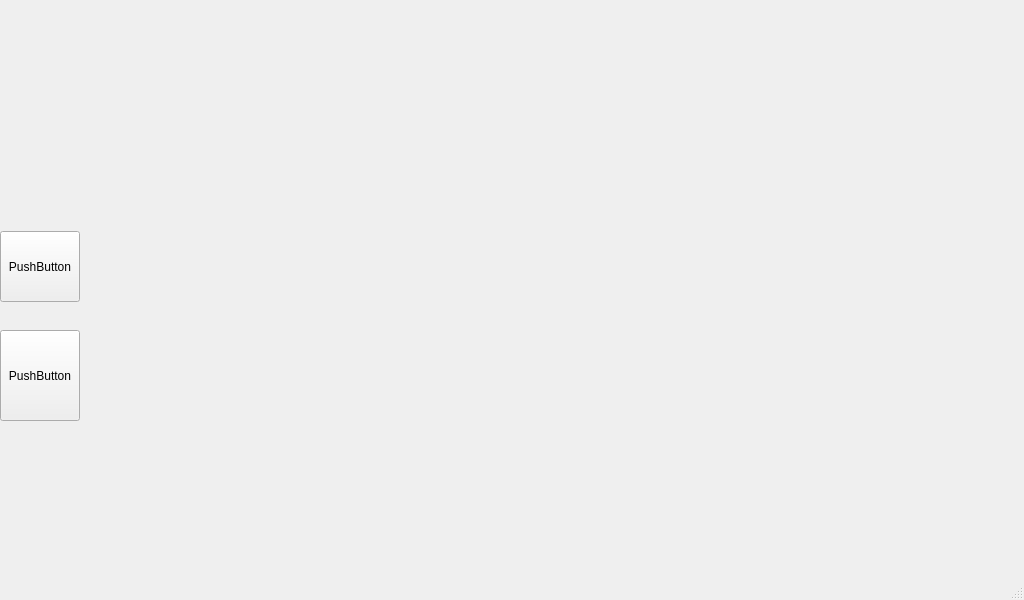
This is SpineToAttachUI/mainwindow.ui in ysw502320030/ui_demo as Qt 5 draws it before an edit. The edited form follows.
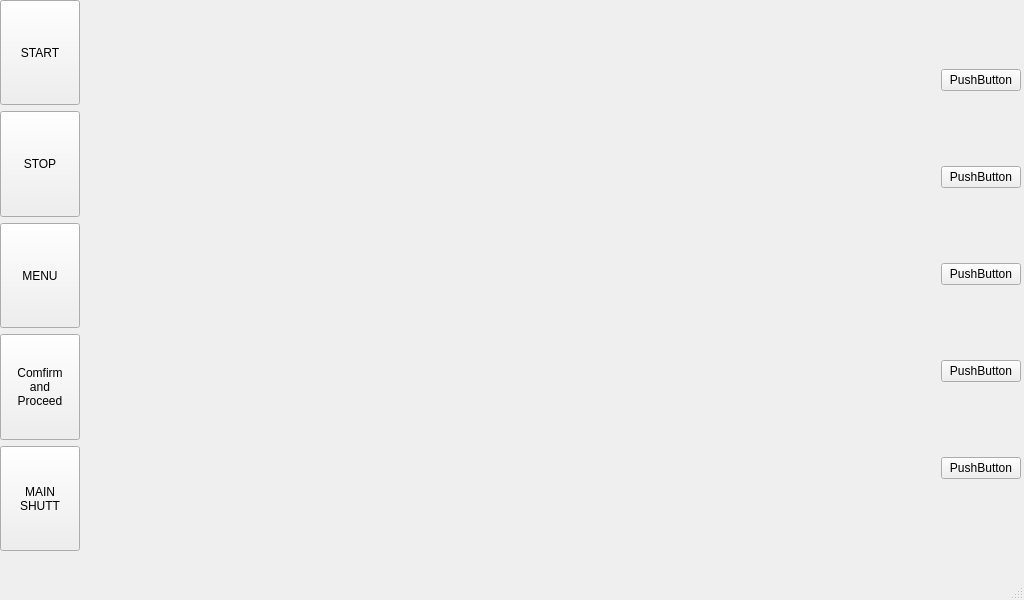
This is the edited form.

The edit to the form file:
```diff
--- a/SpineToAttachUI/mainwindow.ui
+++ b/SpineToAttachUI/mainwindow.ui
@@ -11,7 +11,7 @@
    </rect>
   </property>
   <property name="sizePolicy">
-   <sizepolicy hsizetype="Preferred" vsizetype="Expanding">
+   <sizepolicy hsizetype="Preferred" vsizetype="Preferred">
     <horstretch>0</horstretch>
     <verstretch>0</verstretch>
    </sizepolicy>
@@ -20,44 +20,151 @@
    <string>MainWindow</string>
   </property>
   <widget class="QWidget" name="centralwidget">
-   <widget class="QStackedWidget" name="stackedWidget">
+   <widget class="QWidget" name="horizontalLayoutWidget">
     <property name="geometry">
      <rect>
-      <x>89</x>
-      <y>-2</y>
-      <width>930</width>
-      <height>581</height>
-     </rect>
-    </property>
-    <property name="currentIndex">
-     <number>-1</number>
-    </property>
-   </widget>
-   <widget class="QPushButton" name="pushButton">
-    <property name="geometry">
-     <rect>
       <x>0</x>
-      <y>231</y>
-      <width>80</width>
-      <height>71</height>
+      <y>0</y>
+      <width>1021</width>
+      <height>551</height>
      </rect>
     </property>
-    <property name="text">
-     <string>PushButton</string>
-    </property>
-   </widget>
-   <widget class="QPushButton" name="pushButton_2">
-    <property name="geometry">
-     <rect>
-      <x>0</x>
-      <y>330</y>
-      <width>80</width>
-      <height>91</height>
-     </rect>
-    </property>
-    <property name="text">
-     <string>PushButton</string>
-    </property>
+    <layout class="QHBoxLayout" name="horizontalLayout_2">
+     <item>
+      <layout class="QVBoxLayout" name="verticalLayout">
+       <property name="sizeConstraint">
+        <enum>QLayout::SetMinimumSize</enum>
+       </property>
+       <item>
+        <widget class="QPushButton" name="pushButton_start">
+         <property name="sizePolicy">
+          <sizepolicy hsizetype="Minimum" vsizetype="Preferred">
+           <horstretch>0</horstretch>
+           <verstretch>0</verstretch>
+          </sizepolicy>
+         </property>
+         <property name="text">
+          <string>START</string>
+         </property>
+        </widget>
+       </item>
+       <item>
+        <widget class="QPushButton" name="pushButton">
+         <property name="sizePolicy">
+          <sizepolicy hsizetype="Minimum" vsizetype="Preferred">
+           <horstretch>0</horstretch>
+           <verstretch>0</verstretch>
+          </sizepolicy>
+         </property>
+         <property name="text">
+          <string>STOP</string>
+         </property>
+        </widget>
+       </item>
+       <item>
+        <widget class="QPushButton" name="pushButton_menu">
+         <property name="sizePolicy">
+          <sizepolicy hsizetype="Minimum" vsizetype="Preferred">
+           <horstretch>0</horstretch>
+           <verstretch>0</verstretch>
+          </sizepolicy>
+         </property>
+         <property name="text">
+          <string>MENU</string>
+         </property>
+        </widget>
+       </item>
+       <item>
+        <widget class="QPushButton" name="pushButton_CFM">
+         <property name="sizePolicy">
+          <sizepolicy hsizetype="Minimum" vsizetype="Preferred">
+           <horstretch>0</horstretch>
+           <verstretch>0</verstretch>
+          </sizepolicy>
+         </property>
+         <property name="text">
+          <string>Comfirm
+and
+Proceed</string>
+         </property>
+        </widget>
+       </item>
+       <item>
+        <widget class="QPushButton" name="pushButton_mshuttle">
+         <property name="sizePolicy">
+          <sizepolicy hsizetype="Minimum" vsizetype="Preferred">
+           <horstretch>0</horstretch>
+           <verstretch>0</verstretch>
+          </sizepolicy>
+         </property>
+         <property name="text">
+          <string>MAIN
+SHUTT</string>
+         </property>
+        </widget>
+       </item>
+      </layout>
+     </item>
+     <item>
+      <layout class="QVBoxLayout" name="verticalLayout_2">
+       <item>
+        <widget class="QStackedWidget" name="stackedWidget">
+         <property name="sizePolicy">
+          <sizepolicy hsizetype="Expanding" vsizetype="Preferred">
+           <horstretch>0</horstretch>
+           <verstretch>0</verstretch>
+          </sizepolicy>
+         </property>
+         <property name="currentIndex">
+          <number>-1</number>
+         </property>
+        </widget>
+       </item>
+      </layout>
+     </item>
+     <item>
+      <layout class="QVBoxLayout" name="verticalLayout_3">
+       <property name="sizeConstraint">
+        <enum>QLayout::SetMinimumSize</enum>
+       </property>
+       <item>
+        <widget class="QPushButton" name="pushButton_3">
+         <property name="text">
+          <string>PushButton</string>
+         </property>
+        </widget>
+       </item>
+       <item>
+        <widget class="QPushButton" name="pushButton_4">
+         <property name="text">
+          <string>PushButton</string>
+         </property>
+        </widget>
+       </item>
+       <item>
+        <widget class="QPushButton" name="pushButton_5">
+         <property name="text">
+          <string>PushButton</string>
+         </property>
+        </widget>
+       </item>
+       <item>
+        <widget class="QPushButton" name="pushButton_6">
+         <property name="text">
+          <string>PushButton</string>
+         </property>
+        </widget>
+       </item>
+       <item>
+        <widget class="QPushButton" name="pushButton_2">
+         <property name="text">
+          <string>PushButton</string>
+         </property>
+        </widget>
+       </item>
+      </layout>
+     </item>
+    </layout>
    </widget>
   </widget>
   <widget class="QMenuBar" name="menubar">
```
